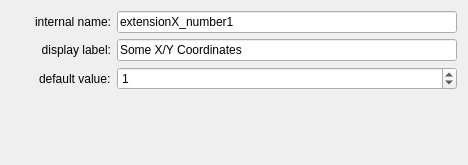
Old version of the form ui/a2element/coords_edit.ui in the repository ewerybody/a2.
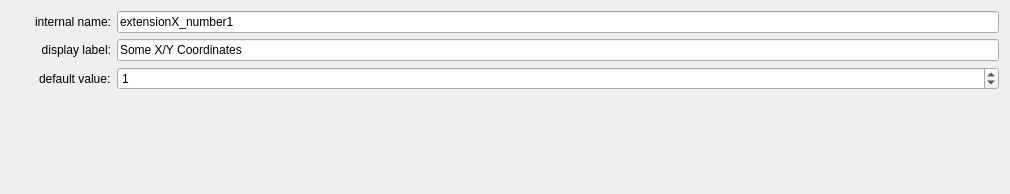
New version of the form. Custom widgets are drawn as their Qt base class.

Commit message: New Element "coords" making use of A2CoordsField widget

```diff
--- a/ui/a2element/coords_edit.ui
+++ b/ui/a2element/coords_edit.ui
@@ -6,8 +6,8 @@
    <rect>
     <x>0</x>
     <y>0</y>
-    <width>468</width>
-    <height>165</height>
+    <width>1010</width>
+    <height>194</height>
    </rect>
   </property>
   <property name="windowTitle">
```
Left out of the diff: 2 changed lines with no effect on the pictures. The commit also changes 2 other files.
